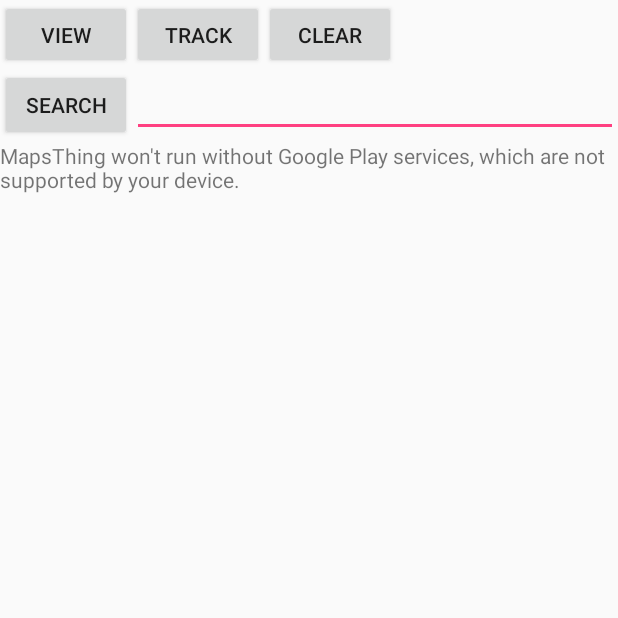
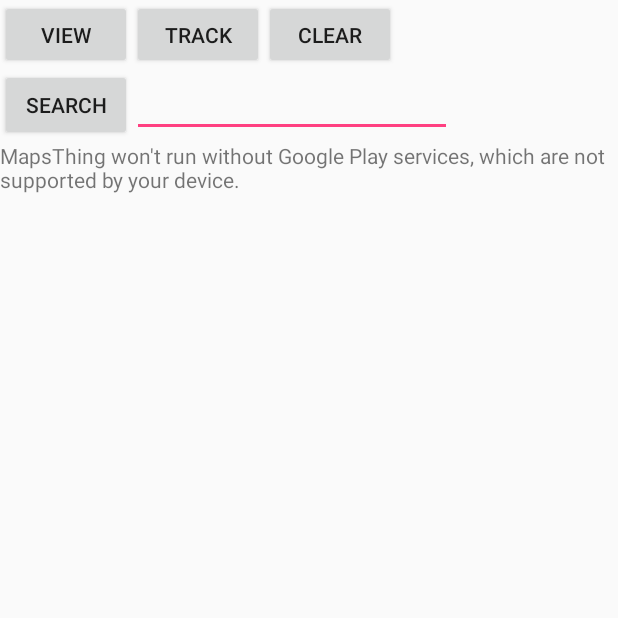
Before and after one commit to AlexanderAmo/mapsThing, an Android app: the screen it shows after launch (MapsActivity), on a phone screen of 412 x 824 dp, the top half of it. Run offline under Robolectric (Android 15) with nearby library versions, the phone set to English and light mode, and no system bars.

```diff
--- a/MapsThing/app/src/main/res/layout/activity_maps.xml
+++ b/MapsThing/app/src/main/res/layout/activity_maps.xml
@@ -51,8 +51,11 @@
         <EditText
             android:layout_width="wrap_content"
             android:layout_height="wrap_content"
-            android:id="@+id/editText_search"
-            android:layout_weight="1" />
+            android:inputType="textPersonName"
+            android:ems="10"
+            android:id="@+id/editText_Search"
+            android:layout_alignBottom="@+id/textView"
+            android:layout_toEndOf="@+id/textView" />
 
     </LinearLayout>
 
```
Also changed, not shown: MapsThing/app/src/main/java/com/example/amoa1000/mapsthing/MapsActivity.java (+23 -13 lines).
